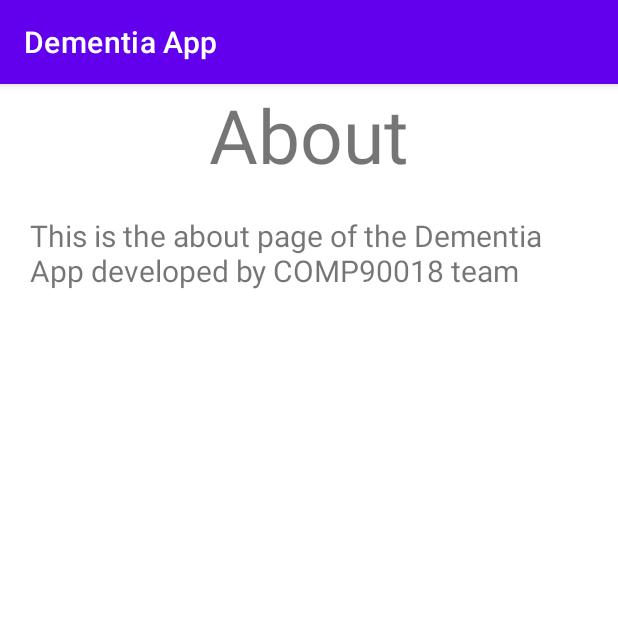
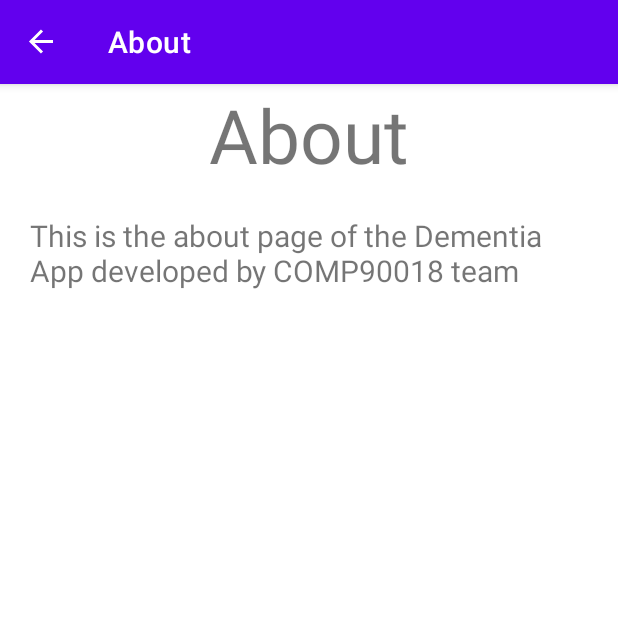
Before and after one commit to Dementia-App-Development/Dementia_App, an Android app: the AboutFragment screen opened through its navigation route, on a phone screen of 412 x 824 dp, the top half of it. Run offline under Robolectric (Android 15) with nearby library versions, the phone set to English and light mode, and no system bars; our stand-ins replace data binding, navigation-ui.

Commit message:
added up button

```diff
--- a/DementiaApp/app/src/main/java/com/dementiaapp/quiz/AboutFragment.kt
+++ b/DementiaApp/app/src/main/java/com/dementiaapp/quiz/AboutFragment.kt
@@ -5,6 +5,7 @@ import androidx.fragment.app.Fragment
 import android.view.LayoutInflater
 import android.view.View
 import android.view.ViewGroup
+import androidx.appcompat.app.AppCompatActivity
 
 // TODO: Rename parameter arguments, choose names that match
 // the fragment initialization parameters, e.g. ARG_ITEM_NUMBER
@@ -33,8 +34,15 @@ class AboutFragment : Fragment() {
         inflater: LayoutInflater, container: ViewGroup?,
         savedInstanceState: Bundle?
     ): View? {
+
+        /*// set the title of the actionBar
+        (activity as AppCompatActivity).supportActionBar?.title = "About"*/
+
+
         // Inflate the layout for this fragment
         return inflater.inflate(R.layout.fragment_about, container, false)
+
+
     }
 
 
--- a/DementiaApp/app/src/main/java/com/dementiaapp/quiz/MainActivity.kt
+++ b/DementiaApp/app/src/main/java/com/dementiaapp/quiz/MainActivity.kt
@@ -4,6 +4,8 @@ import android.os.Bundle
 import android.util.Log
 import androidx.appcompat.app.AppCompatActivity
 import androidx.databinding.DataBindingUtil
+import androidx.navigation.findNavController
+import androidx.navigation.ui.NavigationUI
 import com.dementiaapp.quiz.databinding.ActivityMainBinding
 
 const val QUIZ_QUESTIONS_JSON = "quiz_questions.json"
@@ -24,5 +26,15 @@ class MainActivity : AppCompatActivity() {
         val view = binding.root
         setContentView(view)
 
+        val navController = this.findNavController(R.id.myNavHostFragment)
+        NavigationUI.setupActionBarWithNavController(this,navController)
+
+
     }
+
+    override fun onSupportNavigateUp(): Boolean {
+        val navController = this.findNavController(R.id.myNavHostFragment)
+        return navController.navigateUp()
+    }
+
 }
--- a/DementiaApp/app/src/main/res/layout/fragment_about.xml
+++ b/DementiaApp/app/src/main/res/layout/fragment_about.xml
@@ -9,7 +9,7 @@
         android:orientation="vertical">
 
         <TextView
-            android:id="@+id/textView2"
+            android:id="@+id/aboutTitleTextView"
             android:layout_width="match_parent"
             android:layout_height="wrap_content"
             android:text="@string/about_title"
@@ -17,13 +17,13 @@
             android:textSize="50sp" />
 
         <TextView
-            android:id="@+id/textView3"
+            android:id="@+id/aboutDescriptionTextView"
             android:layout_width="match_parent"
             android:layout_height="wrap_content"
             android:layout_marginLeft="20dp"
             android:layout_marginTop="20dp"
             android:layout_marginRight="20dp"
             android:text="@string/about_description"
-            android:textSize="20dp" />
+            android:textSize="20sp" />
     </LinearLayout>
 </layout>
--- a/DementiaApp/app/src/main/res/navigation/navigation.xml
+++ b/DementiaApp/app/src/main/res/navigation/navigation.xml
@@ -8,7 +8,7 @@
     <fragment
         android:id="@+id/titleFragment"
         android:name="com.dementiaapp.quiz.TitleFragment"
-        android:label="TitleFragment"
+        android:label="Dementia App"
         tools:layout="@layout/fragment_title">
         <action
             android:id="@+id/action_titleFragment_to_resultsFragment"
@@ -20,18 +20,18 @@
     <fragment
         android:id="@+id/quizFragment"
         android:name="com.dementiaapp.quiz.QuizFragment"
-        android:label="QuizFragment"
+        android:label="Quiz"
         tools:layout="@layout/fragment_quiz" />
     <fragment
         android:id="@+id/resultsFragment"
         android:name="com.dementiaapp.quiz.resultsFragment"
-        android:label="fragment_results"
+        android:label="Results"
         tools:layout="@layout/fragment_results" />
     <fragment
         android:id="@+id/preQuizFragment"
         android:name="com.dementiaapp.quiz.PreQuizFragment"
-        android:label="fragment_pre_quiz"
-        tools:layout="@layout/fragment_pre_quiz" >
+        android:label="Pre Quiz"
+        tools:layout="@layout/fragment_pre_quiz">
         <action
             android:id="@+id/action_preQuizFragment_to_quizFragment"
             app:destination="@id/quizFragment"
@@ -40,6 +40,6 @@
     <fragment
         android:id="@+id/aboutFragment"
         android:name="com.dementiaapp.quiz.AboutFragment"
-        android:label="AboutFragment"
-        tools:layout="@layout/fragment_about"/>
+        android:label="@string/about_title"
+        tools:layout="@layout/fragment_about" />
 </navigation>
```
